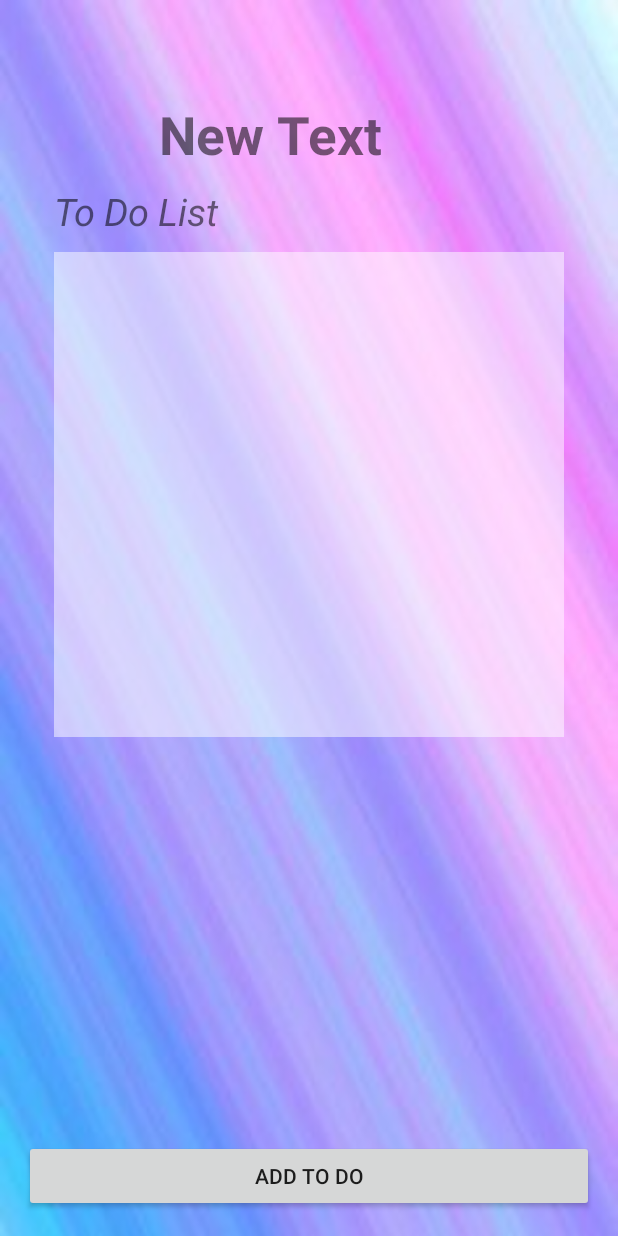
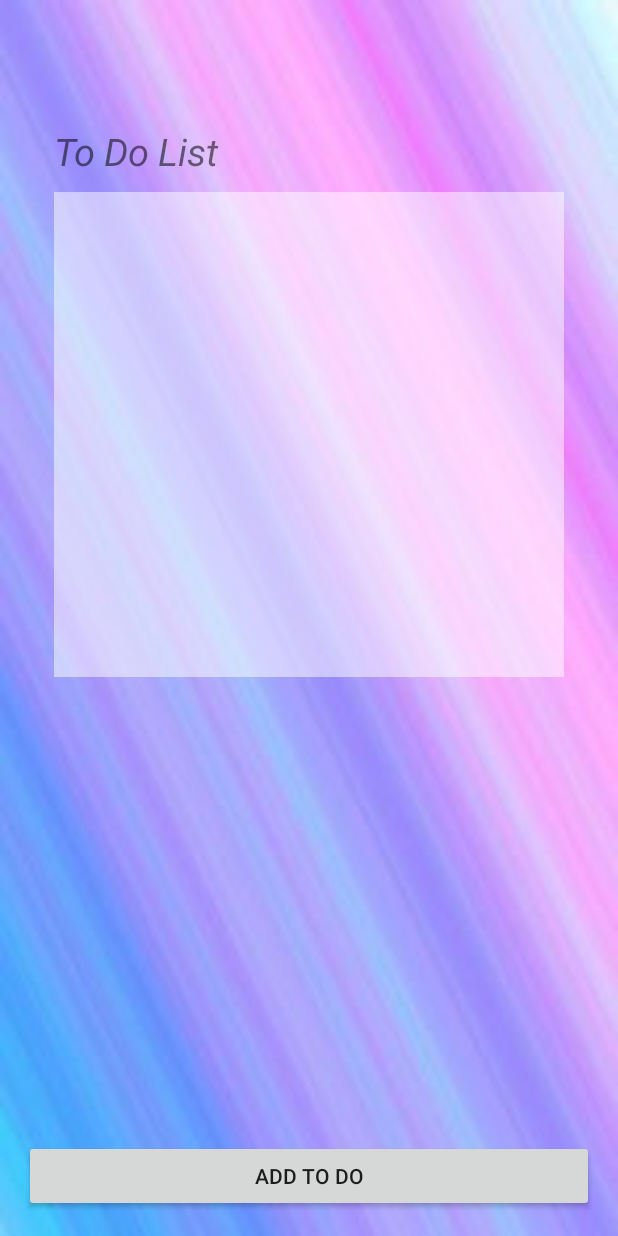
Before and after one commit to sirinrat-3010/Solendar_2, an Android app: the ShowToDoList screen opened directly, with no data from a screen before it, on a phone screen of 412 x 824 dp. Run offline under Robolectric (Android 15) with nearby library versions, the light colour scheme and no system bars.

Commit message:
Show text view

```diff
--- a/app/src/main/java/rtc/amornrat/sirinrat/solendar/ShowToDoList.java
+++ b/app/src/main/java/rtc/amornrat/sirinrat/solendar/ShowToDoList.java
@@ -2,12 +2,36 @@ package rtc.amornrat.sirinrat.solendar;
 
 import android.support.v7.app.AppCompatActivity;
 import android.os.Bundle;
+import android.widget.ListView;
+import android.widget.TextView;
 
 public class ShowToDoList extends AppCompatActivity {
+    //Explicit
+    private TextView showDateTextView;
+    private ListView todoListView;
+    private String showDateString;
 
     @Override
     protected void onCreate(Bundle savedInstanceState) {
         super.onCreate(savedInstanceState);
         setContentView(R.layout.activity_show_to_do_list);
+
+        //bind widget
+        bindWidget();
+       //show date
+        showDate();
+
+
+    }//Main Method
+
+    private void bindWidget() {
+        showDateTextView = (TextView) findViewById(R.id.txtShowDate);
+        todoListView = (ListView) findViewById(R.id.listView);
     }
-}
+
+    private void showDate() {
+        showDateString = getIntent().getStringExtra("Date");
+        showDateTextView.setText(showDateString);
+    }
+
+}//Main Class
--- a/app/src/main/res/layout/activity_show_to_do_list.xml
+++ b/app/src/main/res/layout/activity_show_to_do_list.xml
@@ -15,19 +15,8 @@
         android:layout_height="wrap_content"
         android:padding="20dp"
         android:layout_centerHorizontal="true"
-        android:orientation="vertical">
-
-        <TextView
-            android:layout_width="wrap_content"
-            android:layout_height="wrap_content"
-            android:text="New Text"
-            android:id="@+id/textView8"
-            android:textSize="@dimen/h1"
-            android:textStyle="bold"
-            android:layout_marginLeft="70dp"
-            android:layout_marginTop="30dp"
-            android:layout_marginRight="70dp"
-            android:layout_marginBottom="10dp" />
+        android:orientation="vertical"
+        android:layout_below="@+id/txtShowDate">
 
         <TextView
             android:layout_width="wrap_content"
@@ -53,4 +42,13 @@
         android:id="@+id/button2"
         android:layout_alignParentBottom="true" />
 
+    <TextView
+        android:layout_width="wrap_content"
+        android:layout_height="wrap_content"
+        android:text="New Text"
+        android:id="@+id/txtShowDate"
+        android:textSize="@dimen/h1"
+        android:textStyle="bold"
+        android:layout_centerHorizontal="true" />
+
 </RelativeLayout>
```
